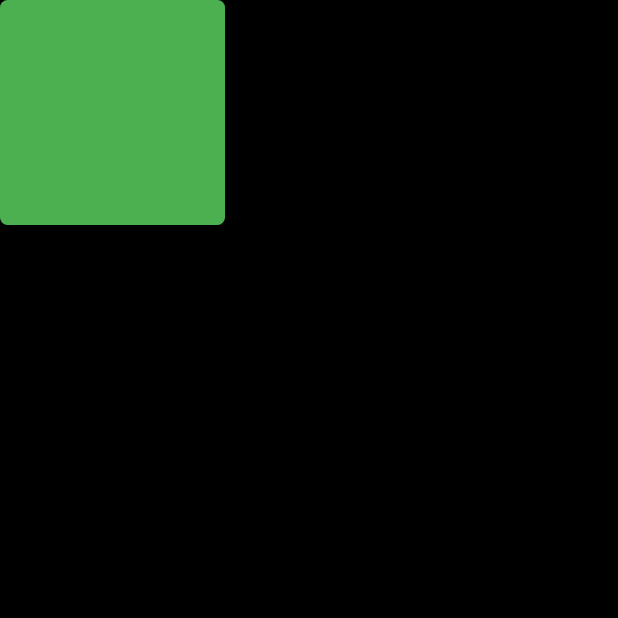
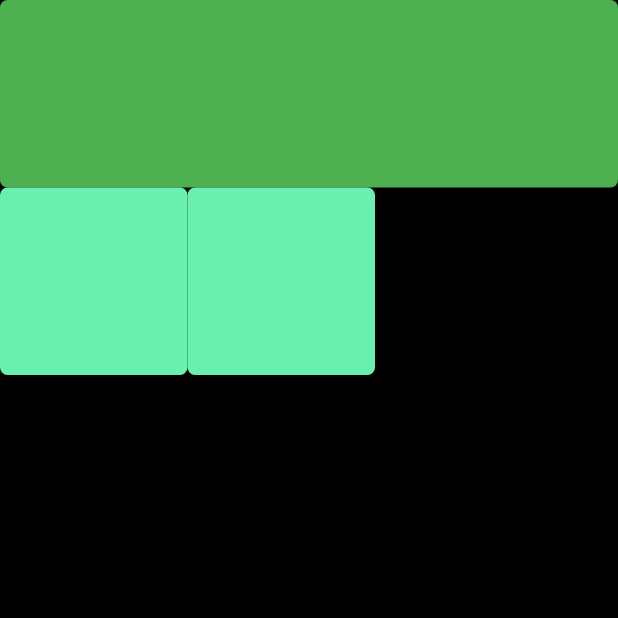
Before and after one commit to JahanRazh/My_First_Flutter_App, a Flutter app: the screen it shows after launch, on a phone screen of 412 x 824 dp, the top half of it. Run offline on Flutter 3.47's test engine with Material 3 defaults, Android fonts, the phone set to English and light mode, and no system bars.

Commit message:
update main.dart to adjust container dimensions and add a new Row with additional containers

```diff
--- a/lib/main.dart
+++ b/lib/main.dart
@@ -15,16 +15,35 @@ class MyAPP extends StatelessWidget {
         child: Scaffold(
           backgroundColor: Colors.black,
           body: Column(
-            mainAxisAlignment: MainAxisAlignment.spaceBetween,
             children: [
               Container(
-                height: 150,
-                width: 150,
+                height: 125,
+                width: double.infinity,
                 decoration: BoxDecoration(
                   color: Colors.green,
                   borderRadius: BorderRadius.circular(5),
                 ),
-              )
+              ),
+              Row(
+                children: [
+                  Container(
+                    height: 125,
+                    width: 125,
+                    decoration: BoxDecoration(
+                      color: Colors.greenAccent,
+                      borderRadius: BorderRadius.circular(5),
+                    ),
+                  ),
+                  Container(
+                    height: 125,
+                    width: 125,
+                    decoration: BoxDecoration(
+                      color: Colors.greenAccent,
+                      borderRadius: BorderRadius.circular(5),
+                    ),
+                  ),
+                ],
+              ),
             ],
           ),
         ),
```
